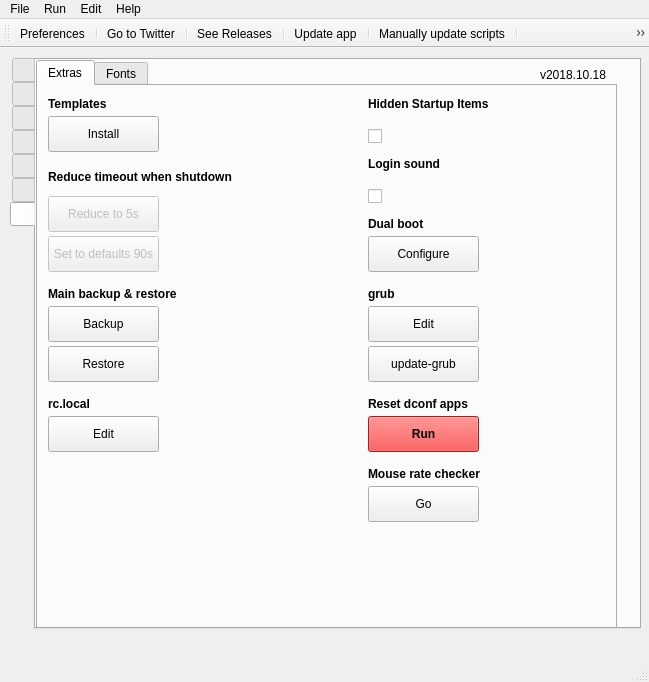
This is src/mainwindow.ui in adgellida/ubunsys as Qt 5 draws it before an edit. The edited form follows.
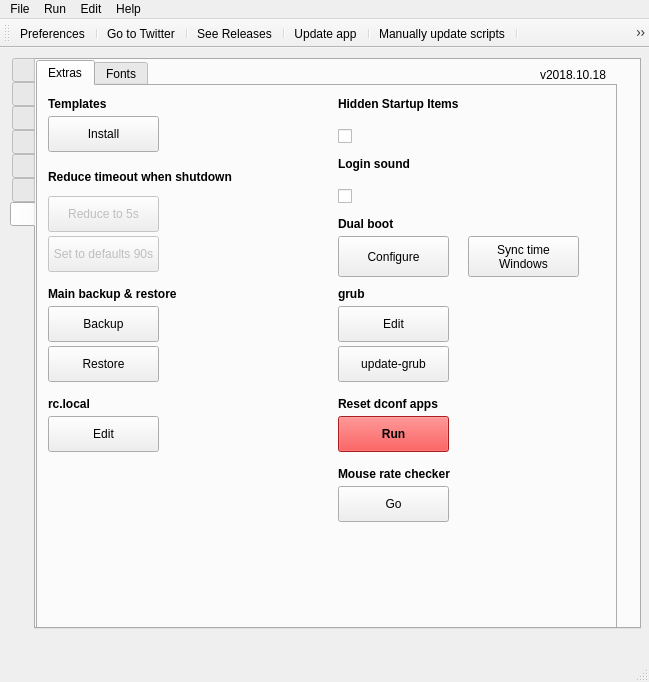
This is the edited form. The open tabs and pages were chosen to show the change. Icons and pictures are not drawn.

Diff of the .ui file:
```diff
--- a/src/mainwindow.ui
+++ b/src/mainwindow.ui
@@ -3293,7 +3293,7 @@
        <widget class="QLabel" name="label_34">
         <property name="geometry">
          <rect>
-          <x>330</x>
+          <x>300</x>
           <y>10</y>
           <width>231</width>
           <height>16</height>
@@ -3312,7 +3312,7 @@
        <widget class="QLabel" name="label_35">
         <property name="geometry">
          <rect>
-          <x>330</x>
+          <x>300</x>
           <y>70</y>
           <width>231</width>
           <height>16</height>
@@ -3331,10 +3331,10 @@
        <widget class="QPushButton" name="runGrubcustomizerButton">
         <property name="geometry">
          <rect>
-          <x>330</x>
+          <x>300</x>
           <y>150</y>
           <width>111</width>
-          <height>36</height>
+          <height>41</height>
          </rect>
         </property>
         <property name="whatsThis">
@@ -3359,7 +3359,7 @@
        <widget class="QLabel" name="label_32">
         <property name="geometry">
          <rect>
-          <x>330</x>
+          <x>300</x>
           <y>130</y>
           <width>141</width>
           <height>16</height>
@@ -3509,7 +3509,7 @@
        <widget class="QLabel" name="label_51">
         <property name="geometry">
          <rect>
-          <x>330</x>
+          <x>300</x>
           <y>310</y>
           <width>221</width>
           <height>16</height>
@@ -3528,7 +3528,7 @@
        <widget class="QPushButton" name="resetDconf">
         <property name="geometry">
          <rect>
-          <x>330</x>
+          <x>300</x>
           <y>330</y>
           <width>111</width>
           <height>36</height>
@@ -3981,7 +3981,7 @@
        <widget class="QCheckBox" name="checkBoxHiddenStartupItems">
         <property name="geometry">
          <rect>
-          <x>330</x>
+          <x>300</x>
           <y>30</y>
           <width>51</width>
           <height>41</height>
@@ -4009,7 +4009,7 @@
         </property>
         <property name="geometry">
          <rect>
-          <x>330</x>
+          <x>300</x>
           <y>90</y>
           <width>51</width>
           <height>41</height>
@@ -4034,7 +4034,7 @@
        <widget class="QPushButton" name="goMouseRateCheckerButton">
         <property name="geometry">
          <rect>
-          <x>330</x>
+          <x>300</x>
           <y>400</y>
           <width>111</width>
           <height>36</height>
@@ -4062,7 +4062,7 @@
        <widget class="QLabel" name="label_33">
         <property name="geometry">
          <rect>
-          <x>330</x>
+          <x>300</x>
           <y>380</y>
           <width>141</width>
           <height>16</height>
@@ -4081,7 +4081,7 @@
        <widget class="QLabel" name="label_64">
         <property name="geometry">
          <rect>
-          <x>330</x>
+          <x>300</x>
           <y>200</y>
           <width>141</width>
           <height>16</height>
@@ -4103,7 +4103,7 @@
        <widget class="QPushButton" name="editGrubButton">
         <property name="geometry">
          <rect>
-          <x>330</x>
+          <x>300</x>
           <y>220</y>
           <width>111</width>
           <height>36</height>
@@ -4131,7 +4131,7 @@
        <widget class="QPushButton" name="updateGrubButton">
         <property name="geometry">
          <rect>
-          <x>330</x>
+          <x>300</x>
           <y>260</y>
           <width>111</width>
           <height>36</height>
@@ -4156,6 +4156,35 @@
          <bool>false</bool>
         </property>
        </widget>
+       <widget class="QPushButton" name="runSyncTime">
+        <property name="geometry">
+         <rect>
+          <x>430</x>
+          <y>150</y>
+          <width>111</width>
+          <height>41</height>
+         </rect>
+        </property>
+        <property name="whatsThis">
+         <string>&lt;html&gt;&lt;head/&gt;&lt;body&gt;&lt;p&gt;Launches grub-customizer&lt;/p&gt;&lt;/body&gt;&lt;/html&gt;</string>
+        </property>
+        <property name="text">
+         <string>Sync time
+Windows</string>
+        </property>
+        <property name="iconSize">
+         <size>
+          <width>30</width>
+          <height>30</height>
+         </size>
+        </property>
+        <property name="shortcut">
+         <string/>
+        </property>
+        <property name="checkable">
+         <bool>false</bool>
+        </property>
+       </widget>
       </widget>
       <widget class="QWidget" name="tab_6">
        <attribute name="title">
```
Left out of the diff: 12 changed lines with no effect on the pictures.
